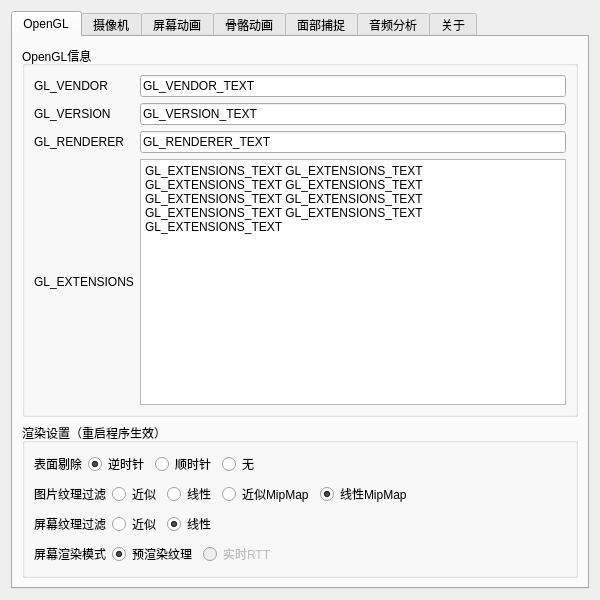
Qt form src/ui/ConfigWidget.ui (chuigda/Project-WG) before a commit.
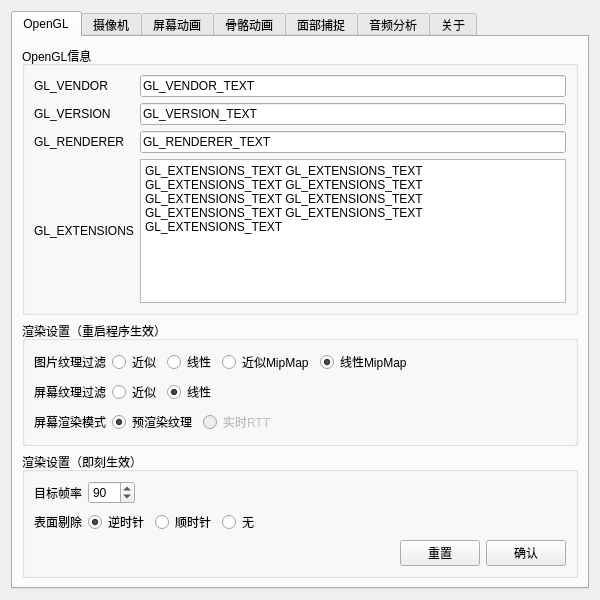
The same form after that commit.

Commit message: 固定动画帧率为 60 FPS

Diff of the .ui file:
```diff
--- a/src/ui/ConfigWidget.ui
+++ b/src/ui/ConfigWidget.ui
@@ -128,76 +128,7 @@
          <property name="title">
           <string>渲染设置（重启程序生效）</string>
          </property>
-         <layout class="QVBoxLayout" name="verticalLayout">
-          <item>
-           <layout class="QHBoxLayout" name="horizontalLayout_2">
-            <item>
-             <widget class="QLabel" name="labelCullFace">
-              <property name="text">
-               <string>表面剔除</string>
-              </property>
-             </widget>
-            </item>
-            <item>
-             <widget class="QRadioButton" name="radioCullCW">
-              <property name="toolTip">
-               <string>设定逆时针绘制方向（GL_CCW）为正面</string>
-              </property>
-              <property name="text">
-               <string>逆时针</string>
-              </property>
-              <property name="checked">
-               <bool>true</bool>
-              </property>
-              <attribute name="buttonGroup">
-               <string notr="true">culLFaceButtonGroup</string>
-              </attribute>
-             </widget>
-            </item>
-            <item>
-             <widget class="QRadioButton" name="radioCullCCW">
-              <property name="toolTip">
-               <string>设定顺时针绘制方向（GL_CW）为正面</string>
-              </property>
-              <property name="text">
-               <string>顺时针</string>
-              </property>
-              <property name="checked">
-               <bool>false</bool>
-              </property>
-              <attribute name="buttonGroup">
-               <string notr="true">culLFaceButtonGroup</string>
-              </attribute>
-             </widget>
-            </item>
-            <item>
-             <widget class="QRadioButton" name="radioNoCull">
-              <property name="toolTip">
-               <string>不使用表面剔除</string>
-              </property>
-              <property name="text">
-               <string>无</string>
-              </property>
-              <attribute name="buttonGroup">
-               <string notr="true">culLFaceButtonGroup</string>
-              </attribute>
-             </widget>
-            </item>
-            <item>
-             <spacer name="horizontalSpacer">
-              <property name="orientation">
-               <enum>Qt::Horizontal</enum>
-              </property>
-              <property name="sizeHint" stdset="0">
-               <size>
-                <width>40</width>
-                <height>20</height>
-               </size>
-              </property>
-             </spacer>
-            </item>
-           </layout>
-          </item>
+         <layout class="QVBoxLayout" name="verticalLayout_10">
           <item>
            <layout class="QHBoxLayout" name="horizontalLayout_3">
             <item>
@@ -371,6 +302,149 @@
          </layout>
         </widget>
        </item>
+       <item>
+        <widget class="QGroupBox" name="groupBox">
+         <property name="title">
+          <string>渲染设置（即刻生效）</string>
+         </property>
+         <layout class="QVBoxLayout" name="verticalLayout">
+          <item>
+           <layout class="QHBoxLayout" name="horizontalLayout_23">
+            <item>
+             <widget class="QLabel" name="labelTargetFPS">
+              <property name="text">
+               <string>目标帧率</string>
+              </property>
+             </widget>
+            </item>
+            <item>
+             <widget class="QSpinBox" name="targetFPS">
+              <property name="maximum">
+               <number>120</number>
+              </property>
+              <property name="value">
+               <number>90</number>
+              </property>
+             </widget>
+            </item>
+            <item>
+             <spacer name="horizontalSpacer_5">
+              <property name="orientation">
+               <enum>Qt::Horizontal</enum>
+              </property>
+              <property name="sizeHint" stdset="0">
+               <size>
+                <width>40</width>
+                <height>20</height>
+               </size>
+              </property>
+             </spacer>
+            </item>
+           </layout>
+          </item>
+          <item>
+           <layout class="QHBoxLayout" name="horizontalLayout_2">
+            <item>
+             <widget class="QLabel" name="labelCullFace">
+              <property name="text">
+               <string>表面剔除</string>
+              </property>
+             </widget>
+            </item>
+            <item>
+             <widget class="QRadioButton" name="radioCullCW">
+              <property name="toolTip">
+               <string>设定逆时针绘制方向（GL_CCW）为正面</string>
+              </property>
+              <property name="text">
+               <string>逆时针</string>
+              </property>
+              <property name="checked">
+               <bool>true</bool>
+              </property>
+              <attribute name="buttonGroup">
+               <string notr="true">culLFaceButtonGroup</string>
+              </attribute>
+             </widget>
+            </item>
+            <item>
+             <widget class="QRadioButton" name="radioCullCCW">
+              <property name="toolTip">
+               <string>设定顺时针绘制方向（GL_CW）为正面</string>
+              </property>
+              <property name="text">
+               <string>顺时针</string>
+              </property>
+              <property name="checked">
+               <bool>false</bool>
+              </property>
+              <attribute name="buttonGroup">
+               <string notr="true">culLFaceButtonGroup</string>
+              </attribute>
+             </widget>
+            </item>
+            <item>
+             <widget class="QRadioButton" name="radioNoCull">
+              <property name="toolTip">
+               <string>不使用表面剔除</string>
+              </property>
+              <property name="text">
+               <string>无</string>
+              </property>
+              <attribute name="buttonGroup">
+               <string notr="true">culLFaceButtonGroup</string>
+              </attribute>
+             </widget>
+            </item>
+            <item>
+             <spacer name="horizontalSpacer">
+              <property name="orientation">
+               <enum>Qt::Horizontal</enum>
+              </property>
+              <property name="sizeHint" stdset="0">
+               <size>
+                <width>40</width>
+                <height>20</height>
+               </size>
+              </property>
+             </spacer>
+            </item>
+           </layout>
+          </item>
+          <item>
+           <layout class="QHBoxLayout" name="horizontalLayout_24">
+            <item>
+             <spacer name="horizontalSpacer_9">
+              <property name="orientation">
+               <enum>Qt::Horizontal</enum>
+              </property>
+              <property name="sizeHint" stdset="0">
+               <size>
+                <width>40</width>
+                <height>20</height>
+               </size>
+              </property>
+             </spacer>
+            </item>
+            <item>
+             <widget class="QPushButton" name="resetRenderSettingsButton">
+              <property name="text">
+               <string>重置</string>
+              </property>
+             </widget>
+            </item>
+            <item>
+             <widget class="QPushButton" name="confirmRenderSettingsButton">
+              <property name="text">
+               <string>确认</string>
+              </property>
+             </widget>
+            </item>
+           </layout>
+          </item>
+         </layout>
+        </widget>
+       </item>
       </layout>
      </widget>
      <widget class="QWidget" name="cameraTab">
```
Left out of the diff: 4 changed lines with no effect on the pictures. The commit also changes 2 other files.
